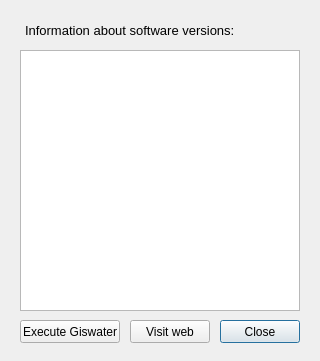
Giswater/giswater_qgis_plugin, file ui/info_show_info.ui: the form before one commit.
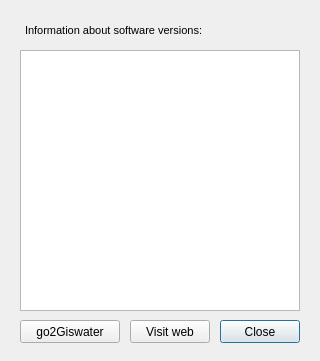
The form after the commit.

What changed in the file:
```diff
--- a/ui/info_show_info.ui
+++ b/ui/info_show_info.ui
@@ -36,7 +36,7 @@
     </rect>
    </property>
    <property name="text">
-    <string>Execute Giswater</string>
+    <string>go2Giswater</string>
    </property>
   </widget>
   <widget class="QPushButton" name="btn_open_web">
@@ -78,7 +78,7 @@
    </property>
    <property name="font">
     <font>
-     <pointsize>10</pointsize>
+     <pointsize>8</pointsize>
     </font>
    </property>
    <property name="text">
```
Left out of the diff: 4 changed lines with no effect on the pictures.
